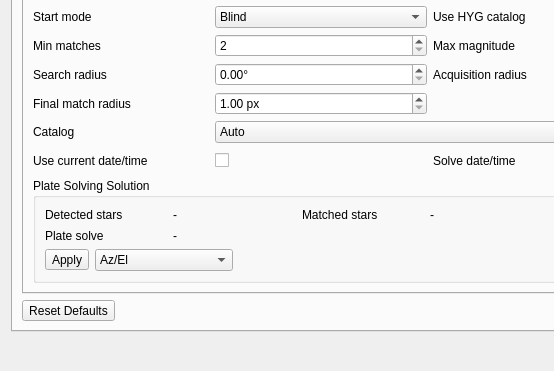
Old version of the form plugins/feature/camera/camerasettingsdialog.ui in the repository srcejon/sdrangel; both pictures show x 0 to 554 and y 598 to 969 of the 854 by 969 pixel window.
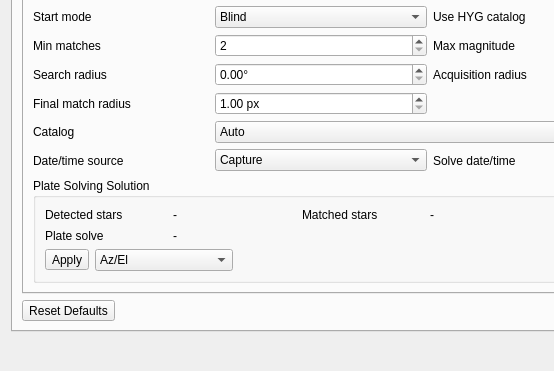
New version of the form. The open tabs and pages were chosen to show the change. Icons and pictures are not drawn. Custom widgets are drawn as their Qt base class.

Commit message: Improve camera playback history and solve time

Diff of the .ui file:
```diff
--- a/plugins/feature/camera/camerasettingsdialog.ui
+++ b/plugins/feature/camera/camerasettingsdialog.ui
@@ -5200,10 +5200,17 @@
             </widget>
            </item>
            <item row="11" column="1">
-            <widget class="QCheckBox" name="plateSolveUseCurrentDateTimeCheck">
+            <widget class="QComboBox" name="plateSolveDateTimeModeCombo">
+             <item>
              <property name="text">
-              <string/>
-             </property>
+               <string>Capture</string>
+              </property>
+             </item>
+             <item>
+              <property name="text">
+               <string>Custom</string>
+              </property>
+             </item>
             </widget>
            </item>
            <item row="9" column="0">
@@ -5453,7 +5460,7 @@
            <item row="11" column="0">
             <widget class="QLabel" name="plateSolveUseCurrentDateTimeLabel">
              <property name="text">
-              <string>Use current date/time</string>
+              <string>Date/time source</string>
              </property>
             </widget>
            </item>
```
Left out of the diff: 2 changed lines with no effect on the pictures. Lines whose indentation alone changed are shown as unchanged. The commit also changes 14 other files.
